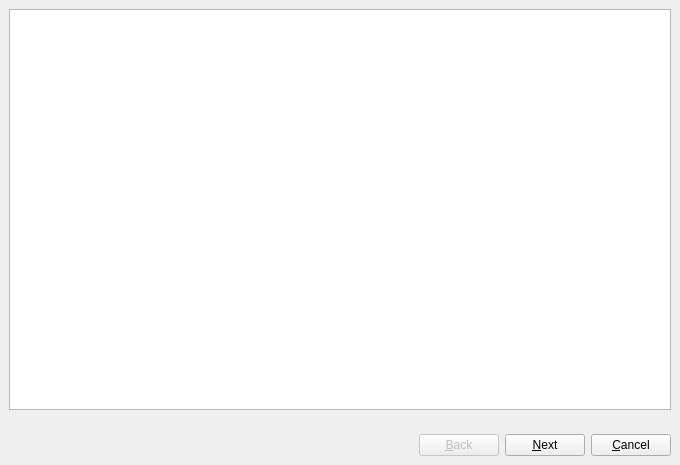
Above: src/Merge/mergedialog.ui from pasbi/CAN before the change. Below: the same form after it.
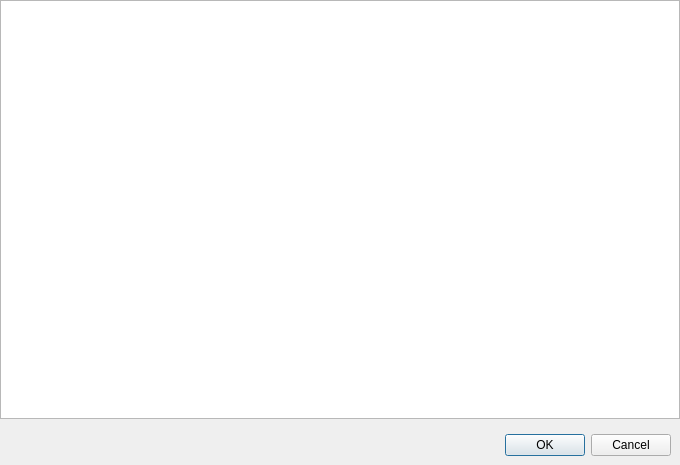
That is the form after the change. Custom widgets are drawn as their Qt base class.

Commit message: combine songs dialog

```diff
--- a/src/Merge/mergedialog.ui
+++ b/src/Merge/mergedialog.ui
@@ -1,7 +1,7 @@
 <?xml version="1.0" encoding="UTF-8"?>
 <ui version="4.0">
  <class>MergeDialog</class>
- <widget class="QWidget" name="MergeDialog">
+ <widget class="QDialog" name="MergeDialog">
   <property name="geometry">
    <rect>
     <x>0</x>
@@ -27,24 +27,10 @@
     <number>0</number>
    </property>
    <item>
-    <widget class="QStackedWidget" name="stackedWidget">
-     <property name="currentIndex">
-      <number>0</number>
+    <widget class="MergeListWidget" name="songEventListWidget">
+     <property name="selectionMode">
+      <enum>QAbstractItemView::MultiSelection</enum>
      </property>
-     <widget class="QWidget" name="songWidget">
-      <layout class="QHBoxLayout" name="horizontalLayout_2">
-       <item>
-        <widget class="MergeListWidget" name="songListWidget"/>
-       </item>
-      </layout>
-     </widget>
-     <widget class="QWidget" name="eventWidget">
-      <layout class="QHBoxLayout" name="horizontalLayout_3">
-       <item>
-        <widget class="MergeListWidget" name="eventListWidget"/>
-       </item>
-      </layout>
-     </widget>
     </widget>
    </item>
    <item>
@@ -62,39 +48,9 @@
       <number>9</number>
      </property>
      <item>
-      <spacer name="horizontalSpacer">
-       <property name="orientation">
-        <enum>Qt::Horizontal</enum>
-       </property>
-       <property name="sizeHint" stdset="0">
-        <size>
-         <width>40</width>
-         <height>20</height>
-        </size>
-       </property>
-      </spacer>
-     </item>
-     <item>
-      <widget class="QPushButton" name="buttonBack">
-       <property name="enabled">
-        <bool>false</bool>
-       </property>
-       <property name="text">
-        <string>&amp;Back</string>
-       </property>
-      </widget>
-     </item>
-     <item>
-      <widget class="QPushButton" name="buttonNext">
-       <property name="text">
-        <string>&amp;Next</string>
-       </property>
-      </widget>
-     </item>
-     <item>
-      <widget class="QPushButton" name="buttonCancel">
-       <property name="text">
-        <string>&amp;Cancel</string>
+      <widget class="QDialogButtonBox" name="buttonBox">
+       <property name="standardButtons">
+        <set>QDialogButtonBox::Cancel|QDialogButtonBox::Ok</set>
        </property>
       </widget>
      </item>
@@ -105,7 +61,7 @@
  <customwidgets>
   <customwidget>
    <class>MergeListWidget</class>
-   <extends>QListWidget</extends>
+   <extends>QListView</extends>
    <header>Merge/mergelistwidget.h</header>
   </customwidget>
  </customwidgets>
```
Left out of the diff: 35 changed lines with no effect on the pictures. The commit also changes 28 other files.
